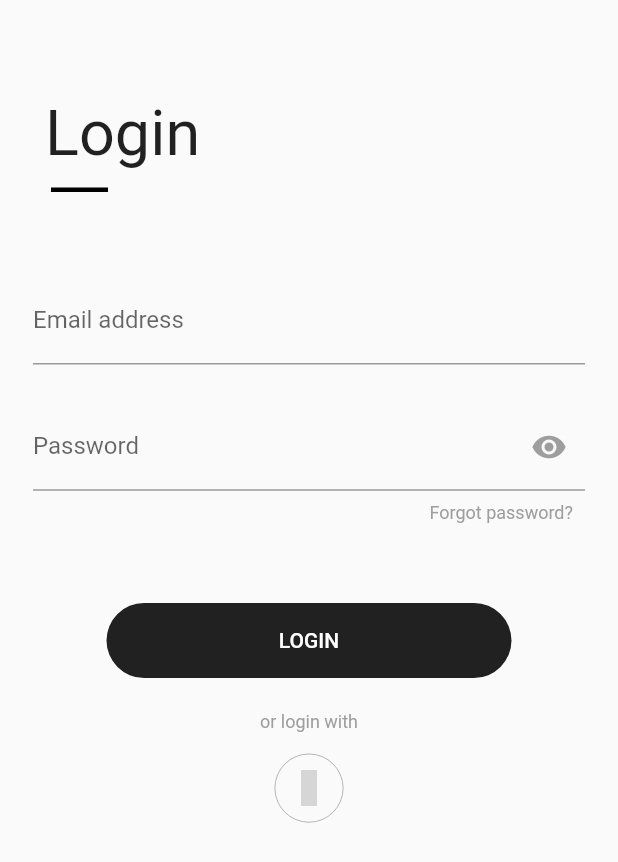
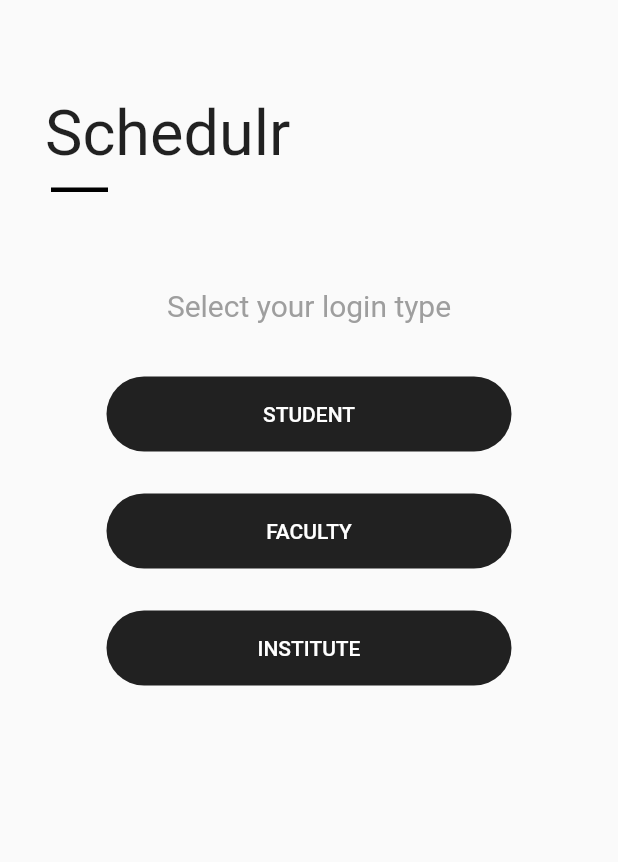
Before and after one commit to sanketd617/Schedulr, a Flutter app: the screen it shows after launch, on a phone screen of 412 x 824 dp. Shown: the top 862 px of the screen. Run offline on Flutter 3.47's test engine with Material 2 defaults, Android fonts, the light colour scheme and no system bars; our stand-ins replace shared_preferences; missing offline and left inert: groovin_material_icons; grey boxes are pictures that could not be loaded.

Commit message:
UIs done : Login Type, Institute Selection, Student Home

```diff
--- /dev/null
+++ b/lib/global.dart
@@ -0,0 +1,11 @@
+import 'package:shared_preferences/shared_preferences.dart';
+
+class User {
+  User();
+}
+
+class LoginType {
+  static final String studentLogin = "Student Login";
+  static final String facultyLogin = "Faculty Login";
+  static final String instituteLogin = "Institute Login";
+}
--- a/lib/main.dart
+++ b/lib/main.dart
@@ -1,18 +1,37 @@
+import 'dart:async';
+
 import 'package:flutter/material.dart';
+import 'package:schedulr/views/select_institute.dart';
 import 'views/login.dart';
+import 'views/login_type.dart';
+import 'global.dart';
 
 void main() => runApp(MyApp());
 
-class MyApp extends StatelessWidget {
+class MyApp extends StatefulWidget {
+  MyApp({Key key, this.title}) : super(key: key);
+  final String title;
+
+  @override
+  _MyAppState createState() => _MyAppState();
+}
+
+class _MyAppState extends State<MyApp> {
+  final GlobalKey<ScaffoldState> _scaffoldKey = new GlobalKey<ScaffoldState>();
+
+
   @override
   Widget build(BuildContext context) {
+    Widget homeWidget = LoginTypePage(title: 'Login Type Page');
+
     return MaterialApp(
       debugShowCheckedModeBanner: false,
       title: 'Schedulr',
       theme: ThemeData(
         brightness: Brightness.light,
       ),
-      home: LoginPage(title: 'Login'),
+      home: homeWidget,
     );
   }
+
 }
--- /dev/null
+++ b/lib/views/login_type.dart
@@ -0,0 +1,127 @@
+import 'package:flutter/material.dart';
+import 'package:groovin_material_icons/groovin_material_icons.dart';
+import 'package:schedulr/global.dart';
+import 'package:schedulr/views/select_institute.dart';
+
+class LoginTypePage extends StatefulWidget {
+  LoginTypePage({Key key, this.title}) : super(key: key);
+
+  final String title;
+
+  @override
+  _LoginTypePageState createState() => _LoginTypePageState();
+}
+
+class _LoginTypePageState extends State<LoginTypePage> {
+  final _formKey = GlobalKey<FormState>();
+
+  @override
+  Widget build(BuildContext context) {
+    const double padding = 22.0;
+    const double paddingTop = 0.0;
+
+    return Scaffold(
+        body: Form(
+            key: _formKey,
+            child: ListView(
+              padding: const EdgeInsets.fromLTRB(
+                  padding, paddingTop, padding, padding),
+              children: <Widget>[
+                _makeSizedBox(1.0),
+                _makeTitle(),
+                _makeTitleUnderline(),
+                _makeSizedBox(1.0),
+                _makeSubTitle(),
+                _makeSizedBox(0.5),
+                _makeLoginButton(context, "Student", LoginType.studentLogin),
+                _makeSizedBox(0.5),
+                _makeLoginButton(context, "Faculty", LoginType.facultyLogin),
+                _makeSizedBox(0.5),
+                _makeLoginButton(
+                    context, "Institute", LoginType.instituteLogin),
+              ],
+            )));
+  }
+
+  Padding _makeSubTitle() {
+    const double padding = 8.0;
+    const double fontSize = 20.0;
+    return Padding(
+        padding: const EdgeInsets.all(padding),
+        child: Center(
+          child: Text(
+            "Select your login type",
+            style: TextStyle(fontSize: fontSize, color: Colors.grey),
+          ),
+        ));
+  }
+
+  Padding _makeTitle() {
+    const double padding = 8.0;
+    const double fontSize = 42.0;
+    return Padding(
+      padding: const EdgeInsets.all(padding),
+      child: Text(
+        "Schedulr",
+        style: TextStyle(fontSize: fontSize),
+      ),
+    );
+  }
+
+  Padding _makeTitleUnderline() {
+    const double paddingLeft = 12.0;
+    const double paddingTop = 4.0;
+    const double lineWidth = 38.0;
+    const double lineHeight = 3.0;
+    return Padding(
+      padding: const EdgeInsets.only(left: paddingLeft, top: paddingTop),
+      child: Align(
+        alignment: Alignment.centerLeft,
+        child: Container(
+          width: lineWidth,
+          height: lineHeight,
+          color: Colors.black,
+        ),
+      ),
+    );
+  }
+
+  Align _makeLoginButton(BuildContext context, String text, String loginType) {
+    const double buttonHeight = 50.0;
+    const double buttonWidth = 270.0;
+    const double borderRadius = 50.0;
+    Color buttonColor = Colors.grey[900];
+    text = text.toUpperCase();
+
+    return Align(
+      child: SizedBox(
+        height: buttonHeight,
+        width: buttonWidth,
+        child: FlatButton(
+          onPressed: () {
+            Navigator.push(
+                context,
+                MaterialPageRoute(
+                  builder: (context) =>
+                      SelectInstitutePage(loginType: loginType),
+                ));
+          },
+          shape: RoundedRectangleBorder(
+            borderRadius: BorderRadius.circular(borderRadius),
+          ),
+          color: buttonColor,
+          child: Text(
+            text,
+            style: Theme.of(context).primaryTextTheme.button,
+          ),
+        ),
+      ),
+    );
+  }
+
+  SizedBox _makeSizedBox(double ratio) {
+    return SizedBox(
+      height: kToolbarHeight * ratio,
+    );
+  }
+}
--- a/pubspec.yaml
+++ b/pubspec.yaml
@@ -20,6 +20,8 @@ dependencies:
   # Use with the CupertinoIcons class for iOS style icons.
   cupertino_icons: ^0.1.2
   groovin_material_icons: ^1.1.6
+  shared_preferences: ^0.4.2
+
 
 dev_dependencies:
   flutter_test:
```
Also changed, not shown: lib/views/login.dart (+51 -3 lines), lib/views/select_institute.dart (added, +127 -0 lines), lib/views/student_home.dart (added, +147 -0 lines), 1 other file.
